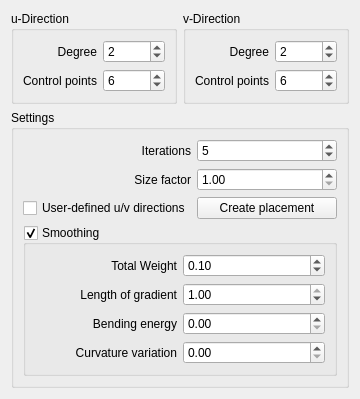
This is src/Mod/ReverseEngineering/Gui/FitBSplineSurface.ui in southseact-3d/fcd as Qt 5 draws it before an edit. The edited form follows.
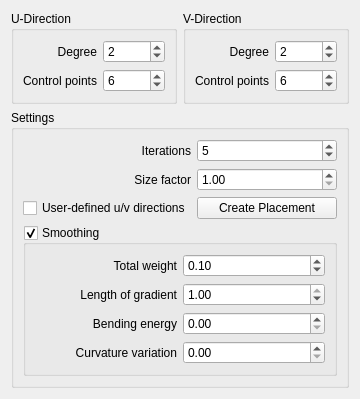
This is the edited form. Custom widgets are drawn as their Qt base class.

```diff
--- a/src/Mod/ReverseEngineering/Gui/FitBSplineSurface.ui
+++ b/src/Mod/ReverseEngineering/Gui/FitBSplineSurface.ui
@@ -17,7 +17,7 @@
    <item row="0" column="0">
     <widget class="QGroupBox" name="groupBoxU">
      <property name="title">
-      <string>u-Direction</string>
+      <string>U-Direction</string>
      </property>
      <layout class="QGridLayout" name="gridLayout">
       <item row="0" column="0">
@@ -84,7 +84,7 @@
    <item row="0" column="1">
     <widget class="QGroupBox" name="groupBoxV">
      <property name="title">
-      <string>v-Direction</string>
+      <string>V-Direction</string>
      </property>
      <layout class="QGridLayout" name="gridLayout_2">
       <item row="0" column="0">
@@ -228,7 +228,7 @@
       <item row="2" column="1">
        <widget class="QPushButton" name="makePlacement">
         <property name="text">
-         <string>Create placement</string>
+         <string>Create Placement</string>
         </property>
        </widget>
       </item>
@@ -244,7 +244,7 @@
          <item row="0" column="0">
           <widget class="QLabel" name="label_7">
            <property name="text">
-            <string>Total Weight</string>
+            <string>Total weight</string>
            </property>
            <property name="alignment">
             <set>Qt::AlignRight|Qt::AlignTrailing|Qt::AlignVCenter</set>
```
Left out of the diff: 2 changed lines with no effect on the pictures.
